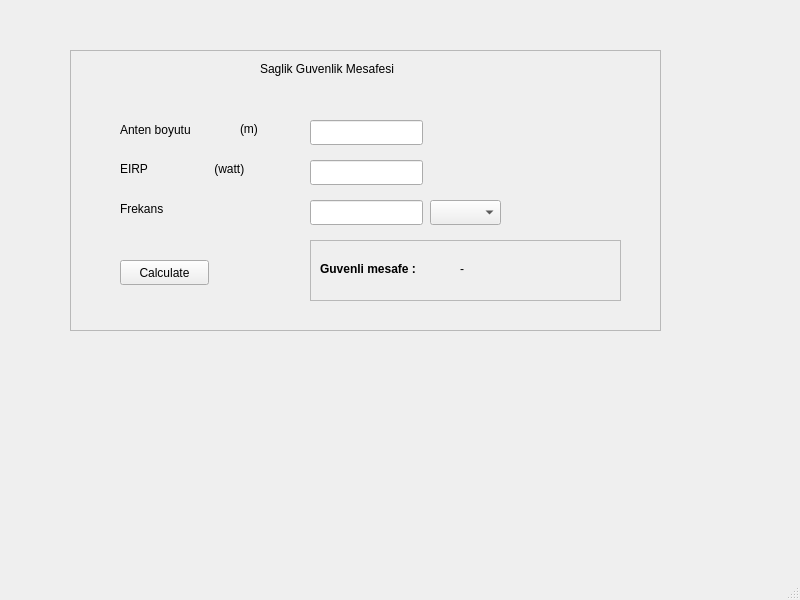
Qt form untitled.ui (omerolkun/health_distance) before a commit.
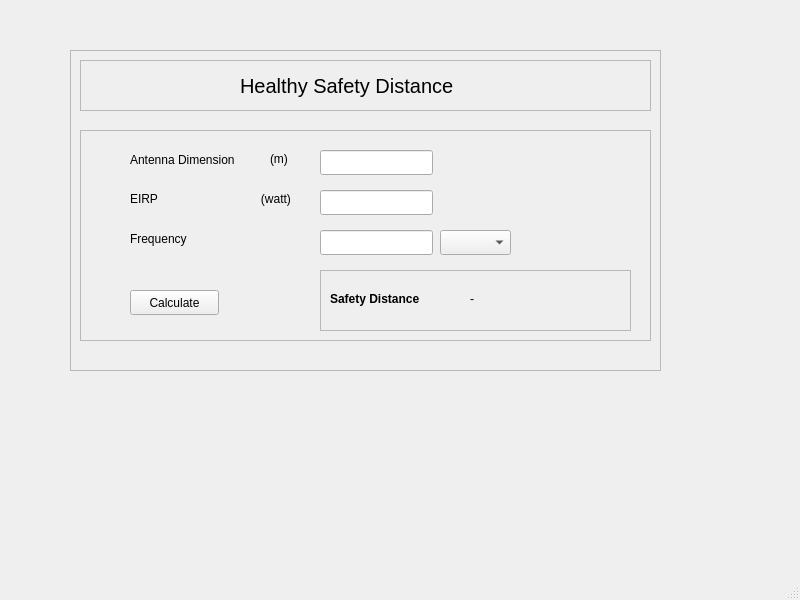
The same form after that commit.

Patch:
```diff
--- a/untitled.ui
+++ b/untitled.ui
@@ -20,7 +20,7 @@
       <x>70</x>
       <y>50</y>
       <width>591</width>
-      <height>281</height>
+      <height>321</height>
      </rect>
     </property>
     <property name="frameShape">
@@ -29,129 +29,60 @@
     <property name="frameShadow">
      <enum>QFrame::Raised</enum>
     </property>
-    <widget class="QLabel" name="label">
+    <widget class="QFrame" name="frame_3">
      <property name="geometry">
       <rect>
-       <x>50</x>
-       <y>70</y>
-       <width>101</width>
-       <height>20</height>
+       <x>10</x>
+       <y>10</y>
+       <width>571</width>
+       <height>51</height>
       </rect>
      </property>
-     <property name="text">
-      <string>Anten boyutu</string>
+     <property name="frameShape">
+      <enum>QFrame::StyledPanel</enum>
      </property>
-    </widget>
-    <widget class="QLabel" name="label_2">
-     <property name="geometry">
-      <rect>
-       <x>170</x>
-       <y>70</y>
-       <width>67</width>
-       <height>17</height>
-      </rect>
+     <property name="frameShadow">
+      <enum>QFrame::Raised</enum>
      </property>
-     <property name="text">
-      <string>(m)</string>
-     </property>
-    </widget>
-    <widget class="QLabel" name="label_3">
-     <property name="geometry">
-      <rect>
-       <x>50</x>
-       <y>110</y>
-       <width>141</width>
-       <height>17</height>
-      </rect>
-     </property>
-     <property name="text">
-      <string>EIRP                    (watt)</string>
-     </property>
-    </widget>
-    <widget class="QLabel" name="label_4">
-     <property name="geometry">
-      <rect>
-       <x>50</x>
-       <y>150</y>
-       <width>67</width>
-       <height>17</height>
-      </rect>
-     </property>
-     <property name="text">
-      <string>Frekans</string>
-     </property>
-    </widget>
-    <widget class="QLineEdit" name="antenna_lineedit">
-     <property name="geometry">
-      <rect>
-       <x>240</x>
-       <y>70</y>
-       <width>113</width>
-       <height>25</height>
-      </rect>
-     </property>
-    </widget>
-    <widget class="QLineEdit" name="power_lineedit">
-     <property name="geometry">
-      <rect>
-       <x>240</x>
-       <y>110</y>
-       <width>113</width>
-       <height>25</height>
-      </rect>
-     </property>
-    </widget>
-    <widget class="QLineEdit" name="frequency_lineedit">
-     <property name="geometry">
-      <rect>
-       <x>240</x>
-       <y>150</y>
-       <width>113</width>
-       <height>25</height>
-      </rect>
-     </property>
-    </widget>
-    <widget class="QPushButton" name="calculate_button">
-     <property name="geometry">
-      <rect>
-       <x>50</x>
-       <y>210</y>
-       <width>89</width>
-       <height>25</height>
-      </rect>
-     </property>
-     <property name="text">
-      <string>Calculate</string>
-     </property>
-    </widget>
     <widget class="QLabel" name="label_6">
      <property name="geometry">
       <rect>
-       <x>190</x>
+        <x>160</x>
        <y>10</y>
-       <width>171</width>
-       <height>17</height>
-      </rect>
-     </property>
+        <width>291</width>
+        <height>31</height>
+       </rect>
+      </property>
+      <property name="font">
+       <font>
+        <pointsize>15</pointsize>
+       </font>
+      </property>
      <property name="text">
-      <string>Saglik Guvenlik Mesafesi</string>
-     </property>
-    </widget>
-    <widget class="QComboBox" name="freq_unit_combobox">
+       <string>Healthy Safety Distance</string>
+      </property>
+     </widget>
+    </widget>
+    <widget class="QFrame" name="frame_4">
      <property name="geometry">
       <rect>
-       <x>360</x>
-       <y>150</y>
-       <width>71</width>
-       <height>25</height>
+       <x>10</x>
+       <y>80</y>
+       <width>571</width>
+       <height>211</height>
       </rect>
      </property>
-    </widget>
+     <property name="frameShape">
+      <enum>QFrame::StyledPanel</enum>
+     </property>
+     <property name="frameShadow">
+      <enum>QFrame::Raised</enum>
+     </property>
     <widget class="QFrame" name="frame_2">
      <property name="geometry">
       <rect>
        <x>240</x>
-       <y>190</y>
+        <y>140</y>
        <width>311</width>
        <height>61</height>
       </rect>
@@ -191,7 +122,113 @@
        </font>
       </property>
       <property name="text">
-       <string>Guvenli mesafe :</string>
+        <string>Safety Distance</string>
+       </property>
+      </widget>
+     </widget>
+     <widget class="QPushButton" name="calculate_button">
+      <property name="geometry">
+       <rect>
+        <x>50</x>
+        <y>160</y>
+        <width>89</width>
+        <height>25</height>
+       </rect>
+      </property>
+      <property name="text">
+       <string>Calculate</string>
+      </property>
+     </widget>
+     <widget class="QLineEdit" name="frequency_lineedit">
+      <property name="geometry">
+       <rect>
+        <x>240</x>
+        <y>100</y>
+        <width>113</width>
+        <height>25</height>
+       </rect>
+      </property>
+     </widget>
+     <widget class="QComboBox" name="freq_unit_combobox">
+      <property name="geometry">
+       <rect>
+        <x>360</x>
+        <y>100</y>
+        <width>71</width>
+        <height>25</height>
+       </rect>
+      </property>
+     </widget>
+     <widget class="QLabel" name="label">
+      <property name="geometry">
+       <rect>
+        <x>50</x>
+        <y>20</y>
+        <width>141</width>
+        <height>20</height>
+       </rect>
+      </property>
+      <property name="text">
+       <string>Antenna Dimension</string>
+      </property>
+     </widget>
+     <widget class="QLineEdit" name="antenna_lineedit">
+      <property name="geometry">
+       <rect>
+        <x>240</x>
+        <y>20</y>
+        <width>113</width>
+        <height>25</height>
+       </rect>
+      </property>
+     </widget>
+     <widget class="QLineEdit" name="power_lineedit">
+      <property name="geometry">
+       <rect>
+        <x>240</x>
+        <y>60</y>
+        <width>113</width>
+        <height>25</height>
+       </rect>
+      </property>
+     </widget>
+     <widget class="QLabel" name="label_4">
+      <property name="geometry">
+       <rect>
+        <x>50</x>
+        <y>100</y>
+        <width>101</width>
+        <height>17</height>
+       </rect>
+      </property>
+      <property name="text">
+       <string>Frequency</string>
+      </property>
+     </widget>
+     <widget class="QLabel" name="label_3">
+      <property name="geometry">
+       <rect>
+        <x>50</x>
+        <y>60</y>
+        <width>191</width>
+        <height>17</height>
+       </rect>
+      </property>
+      <property name="text">
+       <string>EIRP                               (watt)</string>
+      </property>
+     </widget>
+     <widget class="QLabel" name="label_2">
+      <property name="geometry">
+       <rect>
+        <x>190</x>
+        <y>20</y>
+        <width>31</width>
+        <height>17</height>
+       </rect>
+      </property>
+      <property name="text">
+       <string>(m)</string>
       </property>
      </widget>
     </widget>
```
Lines whose indentation alone changed are shown as unchanged.
